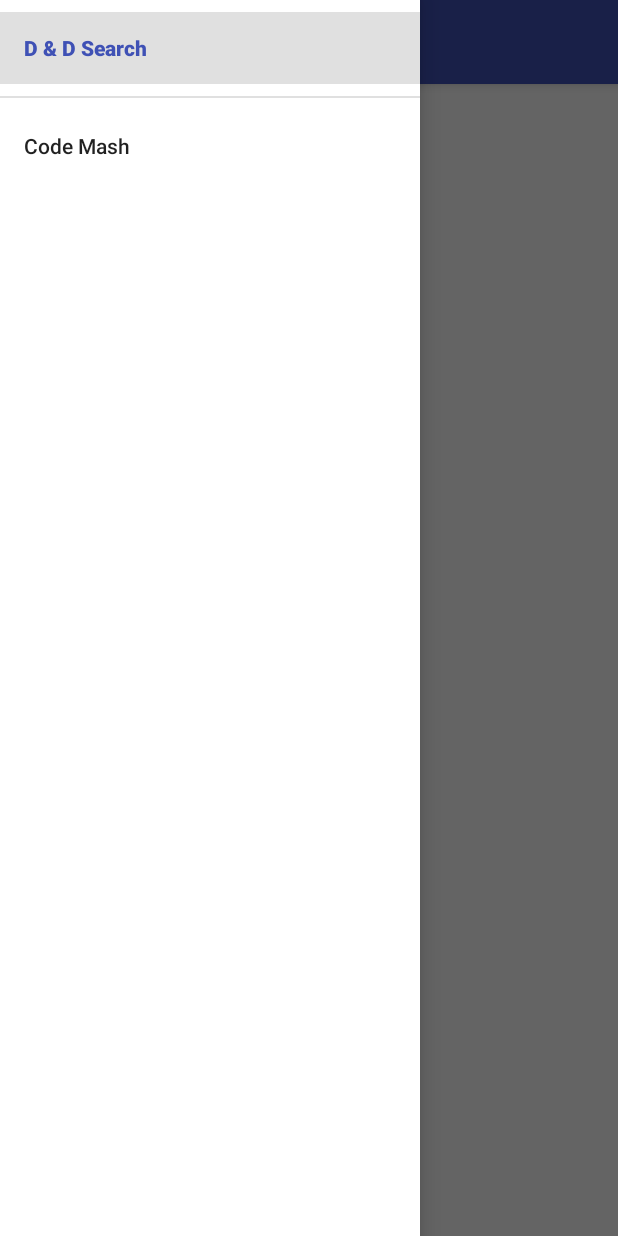
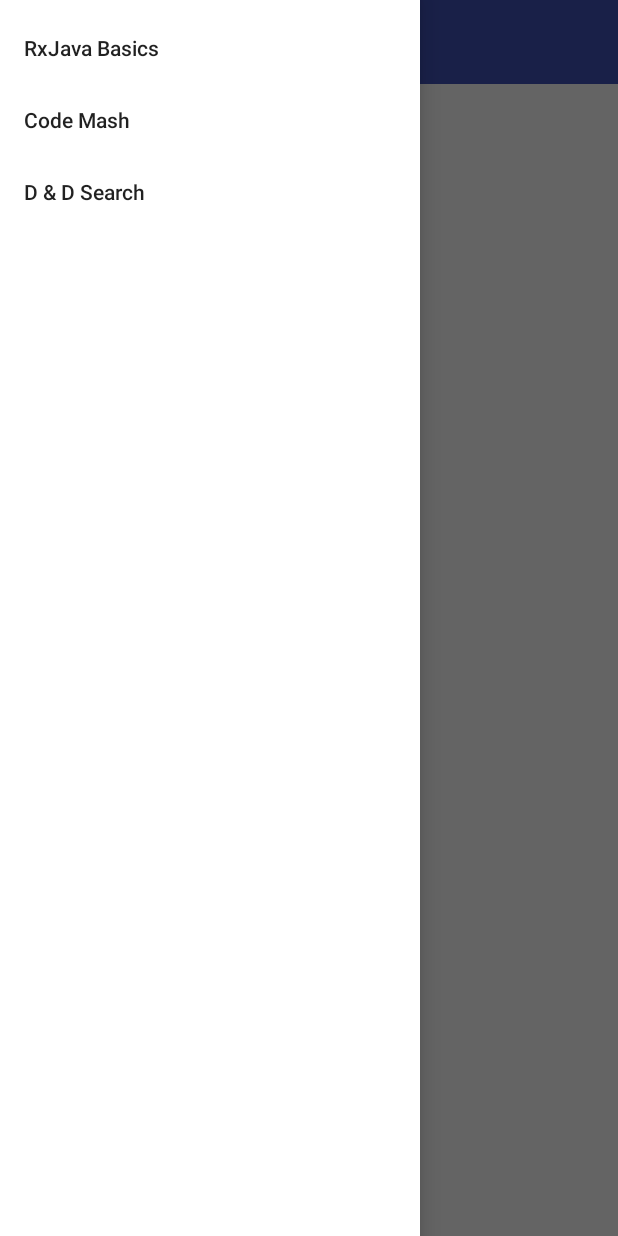
Before and after one commit to myotive/stranger-streams, an Android app: the screen it shows after launch (MainActivity), with the side drawer open, on a phone screen of 412 x 824 dp. Run offline under Robolectric (Android 15) with nearby library versions, the phone set to English and light mode, and no system bars; our stand-ins replace Dagger/Hilt's generated code, Timber; libraries missing offline, so code that uses them is left out: io.realm, net.danlew.android, retrofit2.adapter.rxjava, rx.schedulers; 1 statement that could not run was skipped.

Commit message:
I don't know what I changed. YOLO 2.

```diff
--- a/app/src/main/java/com/example/myotive/strangerstreamsdemo/ui/CodeMashFragment.java
+++ b/app/src/main/java/com/example/myotive/strangerstreamsdemo/ui/CodeMashFragment.java
@@ -2,7 +2,6 @@
 
 import android.content.Context;
 import android.os.Bundle;
-import android.support.annotation.Nullable;
 import android.support.v4.app.Fragment;
 import android.support.v7.widget.LinearLayoutManager;
 import android.support.v7.widget.RecyclerView;
@@ -21,7 +20,6 @@
 
 import rx.Subscriber;
 import rx.android.schedulers.AndroidSchedulers;
-import rx.functions.Action1;
 import rx.schedulers.Schedulers;
 import timber.log.Timber;
 
--- a/app/src/main/res/layout/activity_main.xml
+++ b/app/src/main/res/layout/activity_main.xml
@@ -8,7 +8,12 @@
     android:clickable="true"
     android:focusableInTouchMode="true">
 
-    <android.support.design.widget.CoordinatorLayout
+    <LinearLayout
+        android:layout_width="match_parent"
+        android:layout_height="match_parent"
+        android:orientation="vertical">
+
+<!--    <android.support.design.widget.CoordinatorLayout
         android:id="@+id/overview_coordinator_layout"
         android:layout_width="match_parent"
         android:layout_height="match_parent">
@@ -16,25 +21,26 @@
         <android.support.design.widget.AppBarLayout
             android:layout_width="match_parent"
             android:layout_height="wrap_content"
-            android:theme="@style/AppTheme.AppBarOverlay">
+            android:theme="@style/AppTheme.AppBarOverlay">-->
 
             <android.support.v7.widget.Toolbar
                 android:id="@+id/toolbar"
                 android:layout_width="match_parent"
                 android:layout_height="?attr/actionBarSize"
                 android:background="?attr/colorPrimary"
+                app:titleTextColor="@android:color/white"
                 app:layout_scrollFlags="scroll|snap"
                 app:popupTheme="@style/AppTheme.PopupOverlay" />
 
-        </android.support.design.widget.AppBarLayout>
+<!--        </android.support.design.widget.AppBarLayout>-->
 
         <FrameLayout
             android:id="@+id/main_content"
             android:layout_width="match_parent"
             android:layout_height="match_parent" />
 
-    </android.support.design.widget.CoordinatorLayout>
-
+    <!--</android.support.design.widget.CoordinatorLayout>-->
+    </LinearLayout>
     <android.support.design.widget.NavigationView
         android:id="@+id/navigationView"
         app:headerLayout="@layout/nav_header"
--- a/app/src/main/res/layout/fragment_dn_d.xml
+++ b/app/src/main/res/layout/fragment_dn_d.xml
@@ -3,8 +3,7 @@
     xmlns:android="http://schemas.android.com/apk/res/android"
     xmlns:app="http://schemas.android.com/apk/res-auto"
     android:layout_width="match_parent"
-    android:layout_height="match_parent"
-    android:paddingTop="?attr/actionBarSize">
+    android:layout_height="match_parent">
 
     <LinearLayout
         android:layout_width="match_parent"
--- a/app/src/main/res/menu/navigationdrawer_main.xml
+++ b/app/src/main/res/menu/navigationdrawer_main.xml
@@ -1,16 +1,18 @@
 <?xml version="1.0" encoding="utf-8"?>
 <menu xmlns:android="http://schemas.android.com/apk/res/android">
-    <group android:id="@+id/group_feature"
-        android:checkableBehavior="single">
-        <item android:id="@+id/navdrawer_item_dnd"
-            android:checked="true"
-            android:title="D &amp; D Search"/>
+    <group android:checkableBehavior="single">
+        <item android:id="@+id/navdrawer_item_rxjava"
+            android:title="RxJava Basics"/>
 
     </group>
-    <group android:id="@+id/group_settings"
-        android:checkableBehavior="single">
+    <group android:checkableBehavior="single">
         <item android:id="@+id/navdrawer_item_codemash"
             android:title="Code Mash"/>
 
     </group>
+    <group android:checkableBehavior="single">
+        <item android:id="@+id/navdrawer_item_dnd"
+            android:title="D &amp; D Search"/>
+
+    </group>
 </menu>
--- a/build.gradle
+++ b/build.gradle
@@ -7,6 +7,7 @@
     dependencies {
         classpath 'com.android.tools.build:gradle:2.2.3'
         classpath "io.realm:realm-gradle-plugin:2.0.2"
+        classpath 'me.tatarka:gradle-retrolambda:3.4.0'
         // NOTE: Do not place your application dependencies here; they belong
         // in the individual module build.gradle files
     }
```
Also changed, not shown: app/build.gradle (+21 -10 lines), app/src/main/java/com/example/myotive/strangerstreamsdemo/MainActivity.java (+8 -0 lines), app/src/main/java/com/example/myotive/strangerstreamsdemo/ui/DnDFragment.java (+5 -20 lines), app/src/main/java/com/example/myotive/strangerstreamsdemo/ui/RxJavaBasicsFragment.java (+81 -14 lines), app/src/main/res/layout/fragment_rxbasic.xml (+27 -1 lines), 2 other files.
